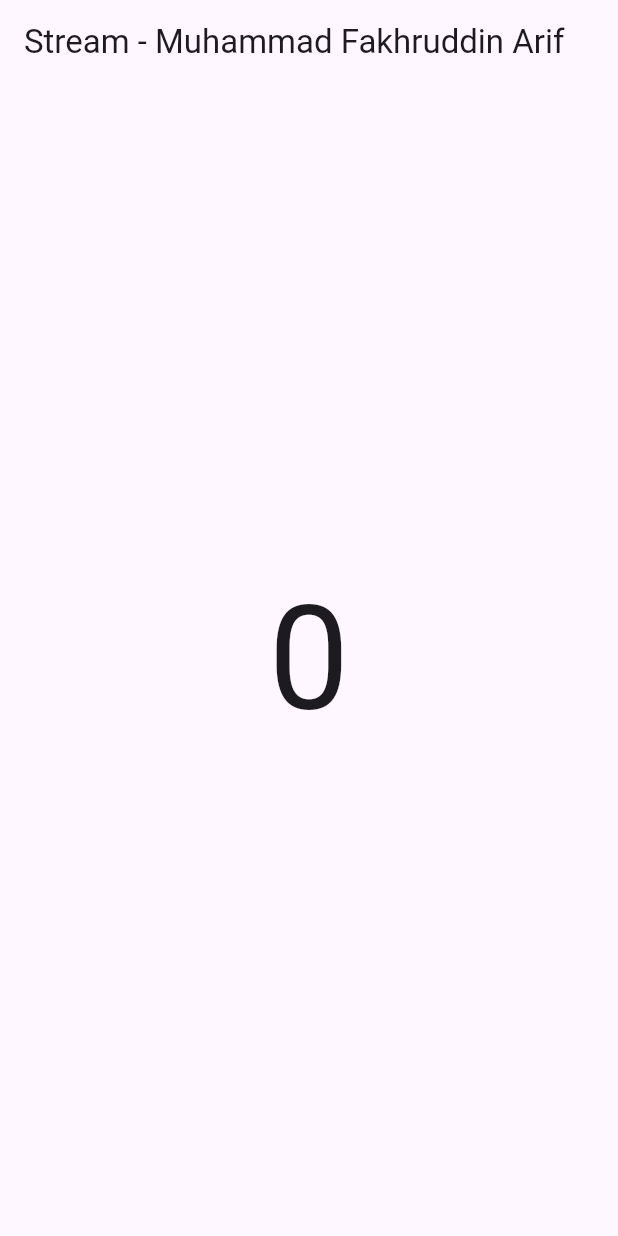
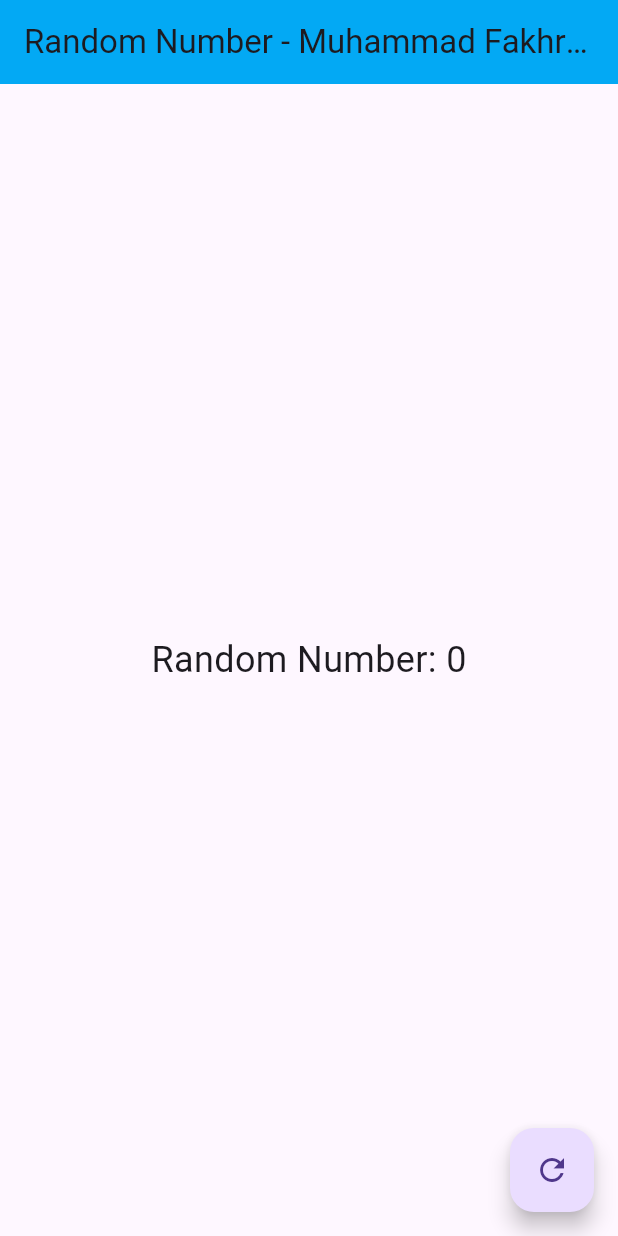
Before and after one commit to fakhruddinarif/mobile_dev, a Flutter app: the screen it shows after launch, on a phone screen of 412 x 824 dp. Run offline on Flutter 3.47's test engine with Material 3 defaults, Android fonts, the phone set to English and light mode, and no system bars; our stand-ins replace auto_size_text, geolocator, go_router.

Commit message:
W13: Jawaban Soal 13

```diff
--- a/lib/main.dart
+++ b/lib/main.dart
@@ -6,6 +6,7 @@ import 'package:async/async.dart';
 import 'package:mobile_dev/geolocation.dart';
 import 'package:mobile_dev/navigation_dialog.dart';
 import 'package:mobile_dev/navigation_first.dart';
+import 'package:mobile_dev/streams/random_screen.dart';
 import 'package:mobile_dev/streams/stream.dart';
 
 void main() => runApp(const MyApp());
@@ -20,7 +21,7 @@ class MyApp extends StatelessWidget {
       theme: ThemeData(
         primarySwatch: Colors.blue,
       ),
-      home: const StreamHomePage(),
+      home: RandomScreen(),
     );
   }
 }
--- /dev/null
+++ b/lib/streams/random_bloc.dart
@@ -0,0 +1,21 @@
+import 'dart:async';
+import 'dart:math';
+
+class RandomNumberBloc {
+  final _generateRandomController = StreamController<void>();
+  final _randomNumberController = StreamController<int>();
+  Sink<void> get generateRandom => _generateRandomController.sink;
+  Stream<int> get randomNumber => _randomNumberController.stream;
+
+  RandomNumberBloc() {
+    _generateRandomController.stream.listen((_) {
+      final random = Random().nextInt(10);
+      _randomNumberController.sink.add(random);
+    });
+  }
+
+  void dispose() {
+    _generateRandomController.close();
+    _randomNumberController.close();
+  }
+}
--- /dev/null
+++ b/lib/streams/random_screen.dart
@@ -0,0 +1,37 @@
+import 'package:flutter/material.dart';
+import 'package:mobile_dev/streams/random_bloc.dart';
+
+class RandomScreen extends StatefulWidget {
+  @override
+  _RandomScreenState createState() => _RandomScreenState();
+}
+
+class _RandomScreenState extends State<RandomScreen> {
+  final _bloc = RandomNumberBloc();
+
+  @override
+  void dispose() {
+    _bloc.dispose();
+    super.dispose();
+  }
+
+  @override
+  Widget build(BuildContext context) {
+    return Scaffold(
+      appBar: AppBar(title: const Text('Random Number - Muhammad Fakhruddin Arif'), backgroundColor: Colors.lightBlue,),
+      body: Center(
+        child: StreamBuilder<int>(
+            stream: _bloc.randomNumber,
+            initialData: 0,
+            builder: (context, snapshot) {
+              return Text(
+                "Random Number: ${snapshot.data}",
+                style: const TextStyle(fontSize: 24),
+              );
+            },
+        ),
+      ),
+      floatingActionButton: FloatingActionButton(onPressed: () => _bloc.generateRandom.add(null), child: const Icon(Icons.refresh)),
+    );
+  }
+}
```
Also changed, not shown: images/13_07_13.gif (added), 1 other file.
